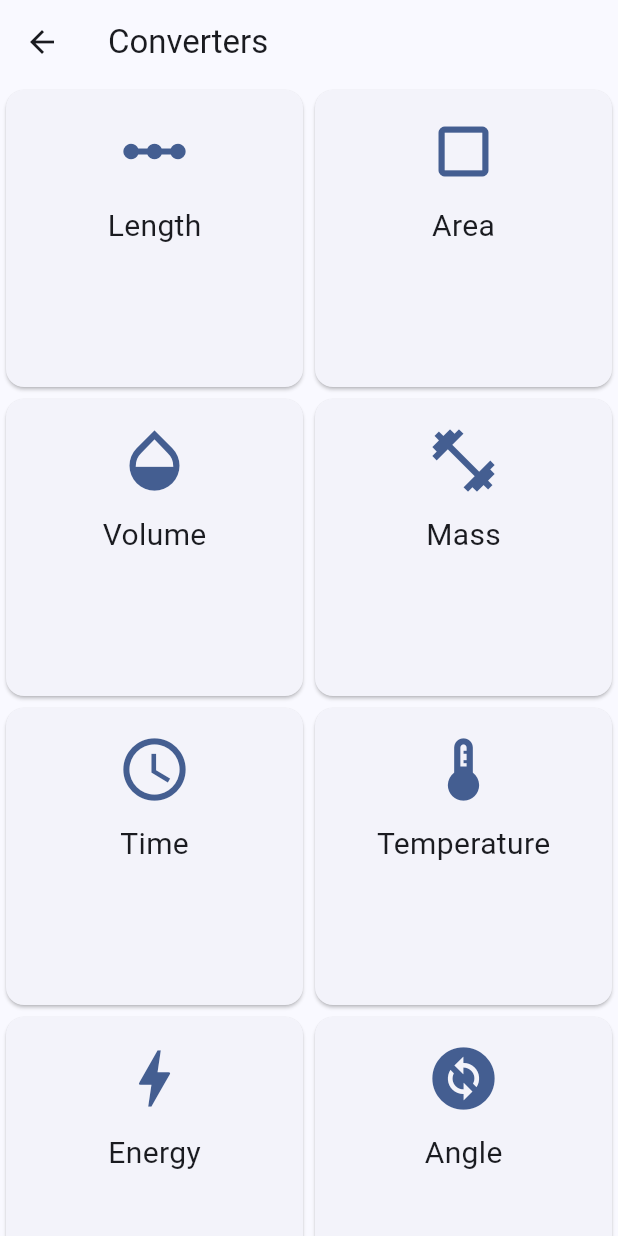
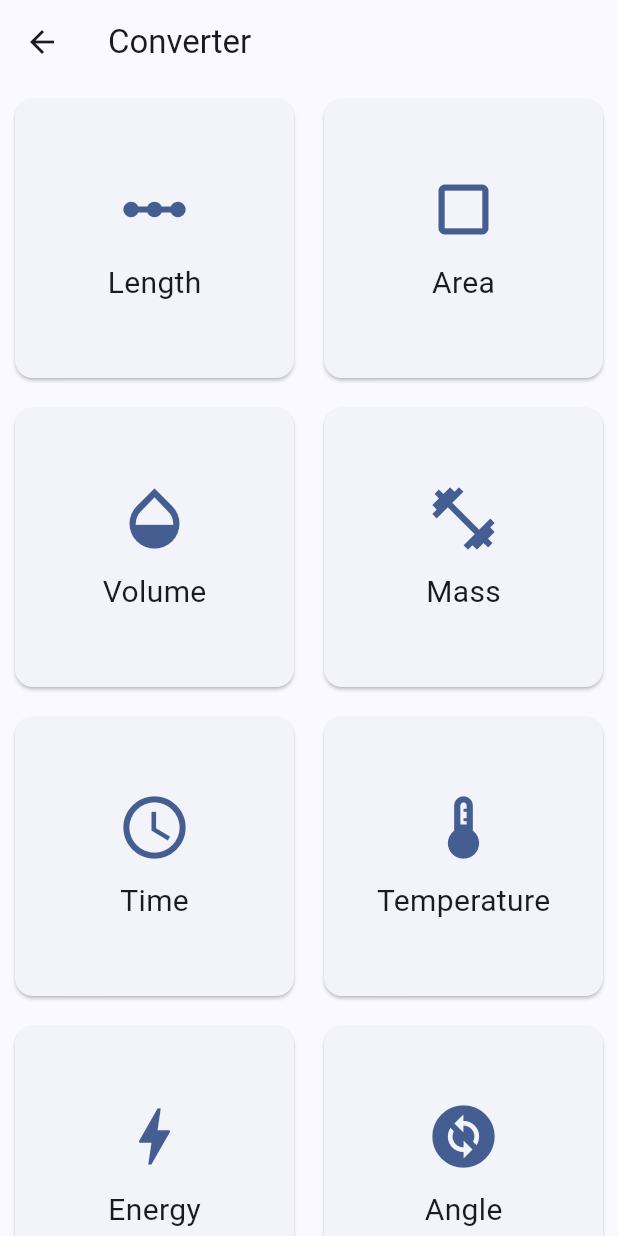
Before and after one commit to Faizan-26/calculator_app, a Flutter app: the ConvertorListScreen screen opened directly, on a phone screen of 412 x 824 dp. Run offline on Flutter 3.47's test engine with Material 3 defaults, Android fonts, the phone set to English and light mode, and no system bars; our stand-ins replace flutter_riverpod, hive, hive_flutter, math_expressions, shared_preferences, wakelock; missing offline and left inert: flex_color_picker; accounts and stored records are empty.

Commit message:
CONVERTER GRID

```diff
--- a/lib/contants/convertor_list.dart
+++ b/lib/contants/convertor_list.dart
@@ -42,7 +42,7 @@ List<Map<String, dynamic>> converterList = [
     'icon': Icons.compass_calibration,
   },
   {
-    'torque': 'Torque',
+    'name': 'Torque',
     'icon': Icons.settings_backup_restore,
   }
 ];
--- a/lib/screen/convertor_list_screen.dart
+++ b/lib/screen/convertor_list_screen.dart
@@ -7,22 +7,29 @@ class ConvertorListScreen extends StatelessWidget {
 
   @override
   Widget build(BuildContext context) {
+    final converterGrid = converterList;
     return Scaffold(
       appBar: AppBar(
-        title: const Text('Converters'),
+        title: const Text('Converter'),
       ),
       body: LayoutBuilder(
         builder: (BuildContext context, BoxConstraints constraints) {
           int itemCount = constraints.maxWidth > 600 ? 3 : 2;
-
+          itemCount = constraints.maxWidth > 1200 ? 4 : itemCount;
           return GridView.builder(
+            itemCount: converterGrid.length,
             gridDelegate: SliverGridDelegateWithFixedCrossAxisCount(
               crossAxisCount: itemCount,
             ),
             itemBuilder: (context, index) {
-              return ConverterCard(
-                name: converterList[index]['name'],
-                icon: converterList[index]['icon'],
+              return GestureDetector(
+                onTap: (){
+                  Navigator.push(context, MaterialPageRoute(builder: (context) => converterGrid[index]['route']));
+                },
+                child: ConverterCard(
+                  name: converterGrid[index]['name'].toString(),
+                  icon: converterGrid[index]['icon'],
+                ),
               );
             },
           );
--- a/lib/widgets/convertor_card.dart
+++ b/lib/widgets/convertor_card.dart
@@ -1,24 +1,3 @@
-// import 'package:flutter/material.dart';
-
-// class ConverterCard extends StatelessWidget {
-
-// final String name;
-// final IconData icon;
-//   @override
-//   Widget build(BuildContext context) {
-// return Card(
-//   child: Padding(
-//     padding: const EdgeInsets.all(16.0),
-//     child: Column(
-//       children: [
-//         // Add your converter UI elements here
-//       ],
-//     ),
-//   ),
-// );
-//   }
-// }
-
 import 'package:flutter/material.dart';
 
 class ConverterCard extends StatelessWidget {
@@ -29,9 +8,12 @@ class ConverterCard extends StatelessWidget {
   @override
   Widget build(BuildContext context) {
     return Card(
+      margin: const EdgeInsets.all(10),
       child: Padding(
-        padding: const EdgeInsets.all(16.0),
+        padding: const EdgeInsets.all(14.0),
         child: Column(
+          mainAxisAlignment: MainAxisAlignment.center,
+          crossAxisAlignment: CrossAxisAlignment.center,
           children: [
             Icon(
               color: Theme.of(context).primaryColor,
```
Also changed, not shown: 1 other file.
